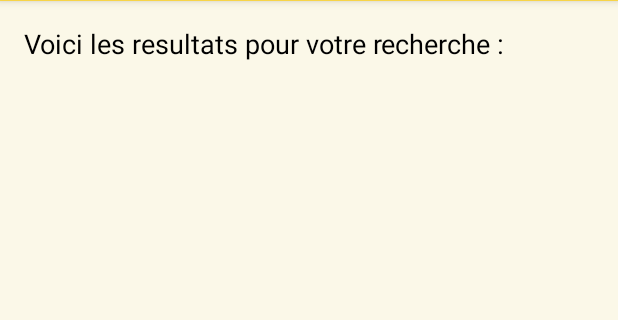
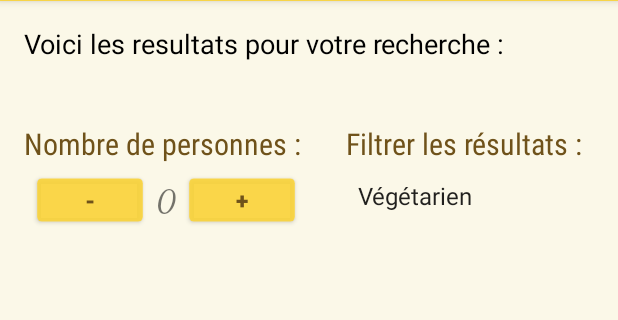
Before and after one commit to Kev7F/hello_world, an Android app: the recherche_un_plat_activity screen opened directly, with no data from a screen before it, on a phone screen of 412 x 824 dp, the part 83-403 px from its top. Run offline under Robolectric (Android 15) with nearby library versions, the phone set to English and light mode, and no system bars.

Commit message:
Liste de filtre

```diff
--- a/app/src/main/java/com/example/helloworld/recherche_un_plat_activity.java
+++ b/app/src/main/java/com/example/helloworld/recherche_un_plat_activity.java
@@ -4,15 +4,28 @@ import androidx.appcompat.app.AppCompatActivity;
 
 import android.content.Intent;
 import android.os.Bundle;
+import android.view.View;
 import android.widget.TextView;
+import android.widget.Button;
+
+import android.widget.ArrayAdapter;
+import android.widget.Spinner;
+
 
 public class recherche_un_plat_activity extends AppCompatActivity {
+
+    private TextView affichageCompteur;
+    private int compteur;
+    String[] filtres = {"Végétarien", "Végan", "Halal", "Kasher", "Sans Alcool", "Sans Lactose"};
+
+
 
     @Override
     protected void onCreate(Bundle savedInstanceState) {
         super.onCreate(savedInstanceState);
         setContentView(R.layout.activity_recherche_un_plat);
 
+        // ----------- Gestion de l'affichage de la recherche de l'utilisateur -----------------
         // Get the Intent that started this activity and extract the string
         Intent intent = getIntent();
         String message = intent.getStringExtra(MainActivity.EXTRA_MESSAGE);
@@ -20,5 +33,37 @@ public class recherche_un_plat_activity extends AppCompatActivity {
         // Capture the layout's TextView and set the string as its text
         TextView textView = findViewById(R.id.plat_recherche_par_utilisateur);
         textView.setText(message);
+
+        // ----------- Gestion du compteur -----------------
+        affichageCompteur = findViewById(R.id.valeur_du_compteur);
+        Button bouttonMoins = findViewById(R.id.boutton_moins);
+        Button bouttonPlus = findViewById(R.id.boutton_plus);
+
+        //augmentation de la valeur compteur quand j'appuie sur le +
+        bouttonPlus.setOnClickListener(new View.OnClickListener() {
+            @Override
+            public void onClick(View v)
+            {
+                compteur++;
+                affichageCompteur.setText(String.valueOf(compteur));
+            }
+        });
+
+        //diminution de la valeur compteur quand j'appuie sur le -
+        bouttonMoins.setOnClickListener(new View.OnClickListener() {
+            @Override
+            public void onClick(View v)
+            {
+                compteur--;
+                affichageCompteur.setText(String.valueOf(compteur));
+            }
+        });
+
+        // ----------- Gestion de la liste de filtre -----------------
+        Spinner liste_de_filtre = findViewById(R.id.liste_filtres);
+        ArrayAdapter<String> adapter = new ArrayAdapter<>(this, android.R.layout.simple_spinner_item, filtres);
+        adapter.setDropDownViewResource(android.R.layout.simple_spinner_dropdown_item);
+        liste_de_filtre.setAdapter(adapter);
+
     }
 }
--- /dev/null
+++ b/app/src/main/res/drawable/liste_filtre_background.xml
@@ -0,0 +1,4 @@
+<?xml version="1.0" encoding="utf-8"?>
+    <shape xmlns:android="http://schemas.android.com/apk/res/android">
+        <solid android:color="@color/jaune_pale" />
+    </shape>
--- a/app/src/main/res/layout/activity_recherche_un_plat.xml
+++ b/app/src/main/res/layout/activity_recherche_un_plat.xml
@@ -29,5 +29,91 @@
             app:layout_constraintStart_toStartOf="@+id/resultat_recherche"
             app:layout_constraintTop_toBottomOf="@+id/resultat_recherche" />
 
+        <TextView
+            android:id="@+id/nombre_de_personnes"
+            android:layout_width="wrap_content"
+            android:layout_height="wrap_content"
+            android:layout_marginTop="@dimen/marge"
+            android:text="Nombre de personnes : "
+            android:textColor="@color/marron"
+            android:textSize="20sp"
+            android:fontFamily="sans-serif-condensed"
+            app:layout_constraintStart_toStartOf="@+id/plat_recherche_par_utilisateur"
+            app:layout_constraintTop_toBottomOf="@+id/plat_recherche_par_utilisateur" />
+
+        <TextView
+            android:id="@+id/filtres"
+            android:layout_width="wrap_content"
+            android:layout_height="wrap_content"
+            android:layout_marginTop="@dimen/marge"
+            android:layout_marginLeft="25dp"
+
+            android:fontFamily="sans-serif-condensed"
+            android:text="Filtrer les résultats : "
+            android:textColor="@color/marron"
+            android:textSize="20sp"
+            app:layout_constraintStart_toEndOf="@+id/nombre_de_personnes"
+            app:layout_constraintTop_toBottomOf="@+id/plat_recherche_par_utilisateur" />
+
+        <LinearLayout
+            android:id="@+id/compteur"
+            android:layout_width="0dp"
+            android:layout_height="wrap_content"
+            android:orientation="horizontal"
+            android:weightSum="3"
+            app:layout_constraintStart_toStartOf="@+id/nombre_de_personnes"
+            app:layout_constraintTop_toBottomOf="@+id/nombre_de_personnes">
+
+                <Button
+                    android:id="@+id/boutton_moins"
+                    android:layout_width="0dp"
+                    android:layout_height="wrap_content"
+                    android:layout_weight="1"
+                    android:text="-"
+                    android:textColor="@color/marron"
+                    android:scaleX="0.8"
+                    android:scaleY="0.8"
+                    android:textStyle="bold"
+                    android:textSize="19sp"
+                    />
+
+                <!-- Texte au milieu -->
+                <TextView
+                    android:id="@+id/valeur_du_compteur"
+                    android:layout_width="wrap_content"
+                    android:layout_height="wrap_content"
+                    android:layout_weight="1"
+                    android:gravity="center"
+                    android:text="0"
+                    android:textSize="20sp"
+                    android:fontFamily="cursive"
+                    android:textStyle="bold"/>
+
+                <!-- Bouton + -->
+                <Button
+                    android:id="@+id/boutton_plus"
+                    android:layout_width="0dp"
+                    android:layout_height="wrap_content"
+                    android:layout_weight="1"
+                    android:text="+"
+                    android:textColor="@color/marron"
+                    android:textStyle="bold"
+                    android:scaleX="0.8"
+                    android:scaleY="0.8"
+                    android:textSize="19sp" />
+        </LinearLayout>
+
+        <Spinner
+            android:id="@+id/liste_filtres"
+            android:layout_width="wrap_content"
+            android:layout_height="wrap_content"
+            android:layout_marginLeft="25dp"
+            android:layout_marginTop="10dp"
+            android:background="@drawable/liste_filtre_background"
+            android:layout_gravity="center_vertical"
+            android:layout_weight="1"
+
+            app:layout_constraintStart_toEndOf="@+id/compteur"
+            app:layout_constraintTop_toBottomOf="@+id/filtres" />
 
 </androidx.constraintlayout.widget.ConstraintLayout>
--- a/app/src/main/res/values/strings.xml
+++ b/app/src/main/res/values/strings.xml
@@ -17,4 +17,15 @@
     <!-- Page de recherche d'un plat a partir d'ingredients -->
     <string name="rechercher_un_plat_a_partir_dingredient">Rechercher un plat à partir d\'ingrédients</string>
 
+    <!-- Tableau de Filtres pour éliminer certains aliments -->
+    <string-array name="tableau_filtres">
+        <item>Végétarien</item>
+        <item>Végan</item>
+        <item>Halal</item>
+        <item>Kasher</item>
+        <item>Sans Alcool</item>
+        <item>Sans lactose</item>
+    </string-array>
+
+
 </resources>
```
Also changed, not shown: 1 other file.
